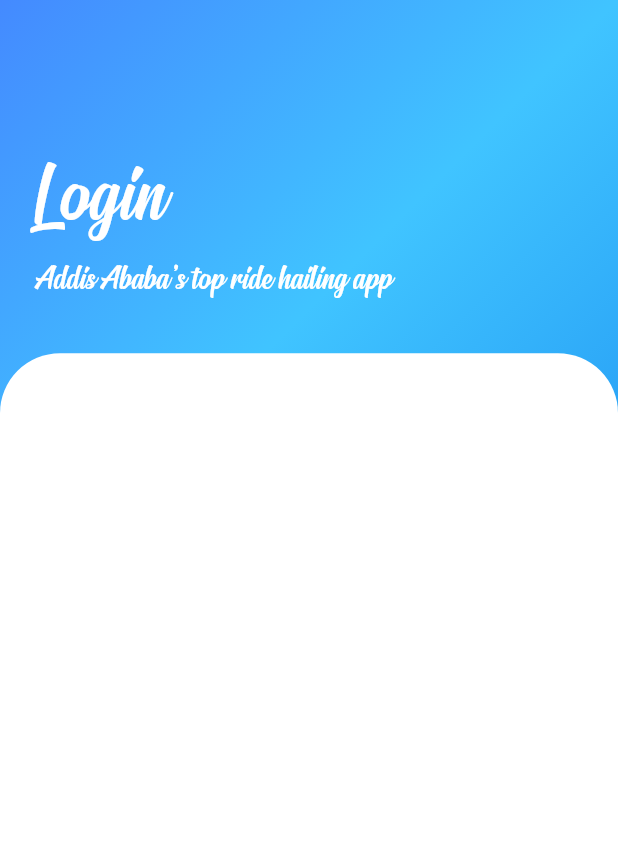
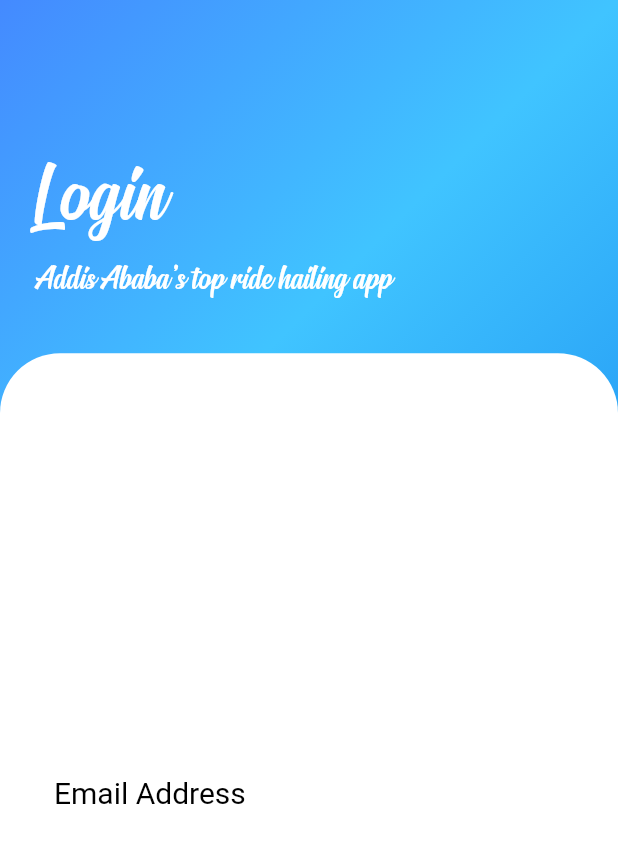
Before and after one commit to mohammedaminA/Guzo, a Flutter app: the screen it shows after launch, on a phone screen of 412 x 824 dp. Shown: the top 843 px of the screen. Run offline on Flutter 3.47's test engine with Material 2 defaults, Android fonts, the phone set to English and light mode, and no system bars.

Commit message:
login screen

```diff
--- a/lib/login_screen.dart
+++ b/lib/login_screen.dart
@@ -51,11 +51,33 @@ class LoginScreen extends StatelessWidget {
               Expanded(
                 flex: 5,
                 child: Container(
+                  width: size.width,
                   decoration: BoxDecoration(
                     color: Colors.white,
                     borderRadius: BorderRadius.only(
                       topLeft: Radius.circular(40),
                       topRight: Radius.circular(40),
+                    ),
+                  ),
+                  child: Padding(
+                    padding: const EdgeInsets.all(24.0),
+                    child: Column(
+                      mainAxisAlignment: MainAxisAlignment.center,
+                      crossAxisAlignment: CrossAxisAlignment.center,
+                      children: [
+                        TextField(
+                          decoration: InputDecoration(
+                            labelText: 'Email Address',
+                            labelStyle: TextStyle(
+                                fontSize: 20,
+                                fontFamily: 'Roboto',
+                                color: Colors.black),
+                            border: OutlineInputBorder(
+                                borderRadius: BorderRadius.circular(10.0),
+                                borderSide: BorderSide.none),
+                          ),
+                        )
+                      ],
                     ),
                   ),
                 ),
```
